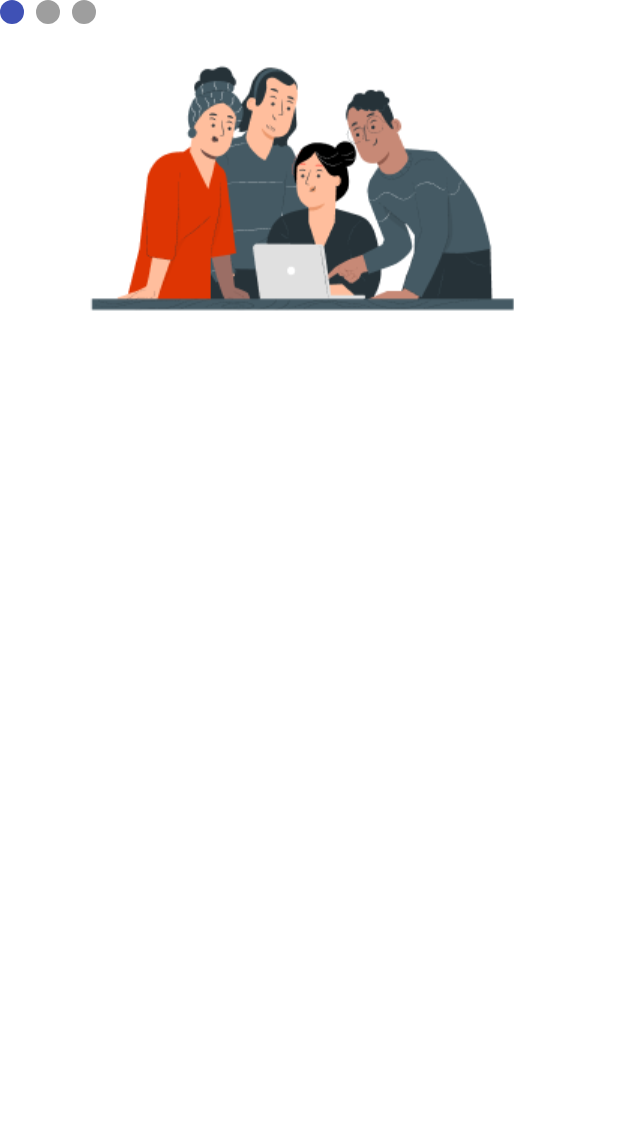
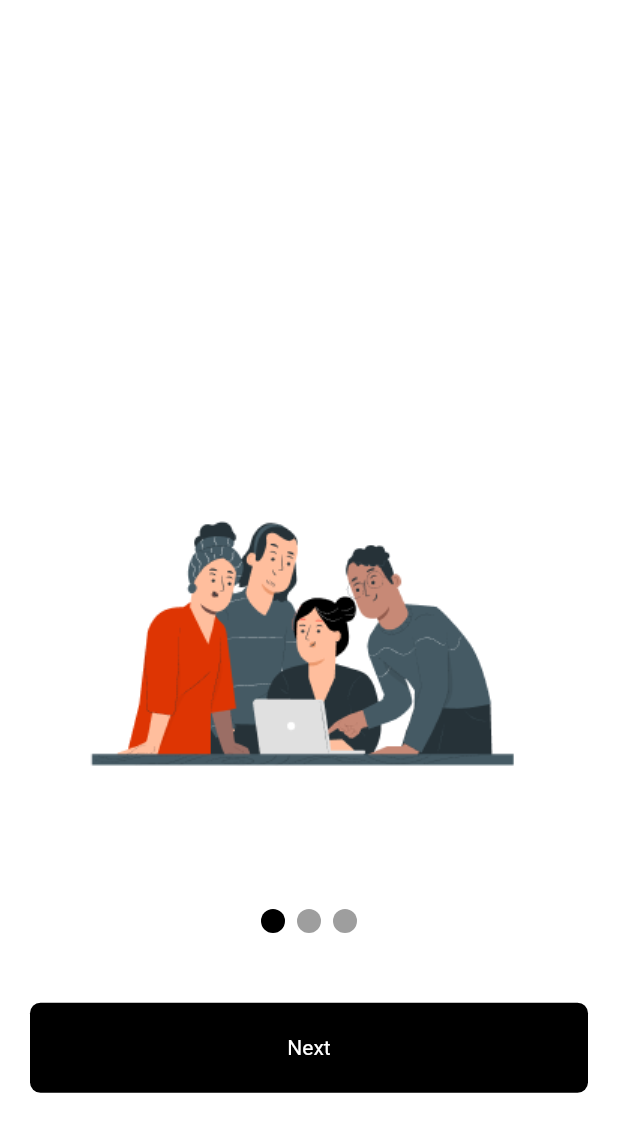
Before and after one commit to AnthonyAniobi/EmployMobileApplication, a Flutter app: the screen it shows after launch, on a phone screen of 412 x 824 dp. Shown: the top 1132 px of the screen. Run offline on Flutter 3.47's test engine with Material 2 defaults, Android fonts, the phone set to English and light mode, and no system bars; drawn by our look-alikes of smooth_page_indicator.

Commit message:
added colors and fonts

```diff
--- /dev/null
+++ b/lib/constants/custom_colors.dart
@@ -0,0 +1,6 @@
+import 'package:flutter/material.dart';
+
+class CColor {
+  static const Color white = Color(0xffffffff);
+  static const Color black = Color(0xff000000);
+}
--- /dev/null
+++ b/lib/constants/custom_fonts.dart
@@ -0,0 +1,7 @@
+import 'package:flutter/material.dart';
+
+class CFont {
+  static Widget small(String text, {Color}) {
+    return Text(text);
+  }
+}
--- a/lib/screens/intro_screen.dart
+++ b/lib/screens/intro_screen.dart
@@ -28,8 +28,30 @@ class _IntroScreenState extends State<IntroScreen> {
                   'We believe the world is much beautiful as each person gets better')
             ],
           ),
-          SmoothPageIndicator(
-              controller: _controller, count: 3, effect: const WormEffect()),
+          Align(
+            alignment: const Alignment(0, 0.5),
+            child: SmoothPageIndicator(
+                controller: _controller,
+                count: 3,
+                effect: const WormEffect(
+                  strokeWidth: 2.0,
+                  activeDotColor: Colors.black,
+                )),
+          ),
+          Align(
+            alignment: const Alignment(0, 0.75),
+            child: Container(
+              margin: const EdgeInsets.symmetric(horizontal: 20),
+              height: 60,
+              alignment: Alignment.center,
+              decoration: BoxDecoration(
+                  color: Colors.black, borderRadius: BorderRadius.circular(7)),
+              child: Text(
+                'Next',
+                style: TextStyle(color: Colors.white),
+              ),
+            ),
+          ),
         ],
       ),
     );
@@ -37,6 +59,7 @@ class _IntroScreenState extends State<IntroScreen> {
 
   Widget introPage(String imgUrl, String title, String message) {
     return Column(
+      mainAxisAlignment: MainAxisAlignment.spaceEvenly,
       children: [Image.asset('assets/image/$imgUrl.png')],
     );
   }
```
